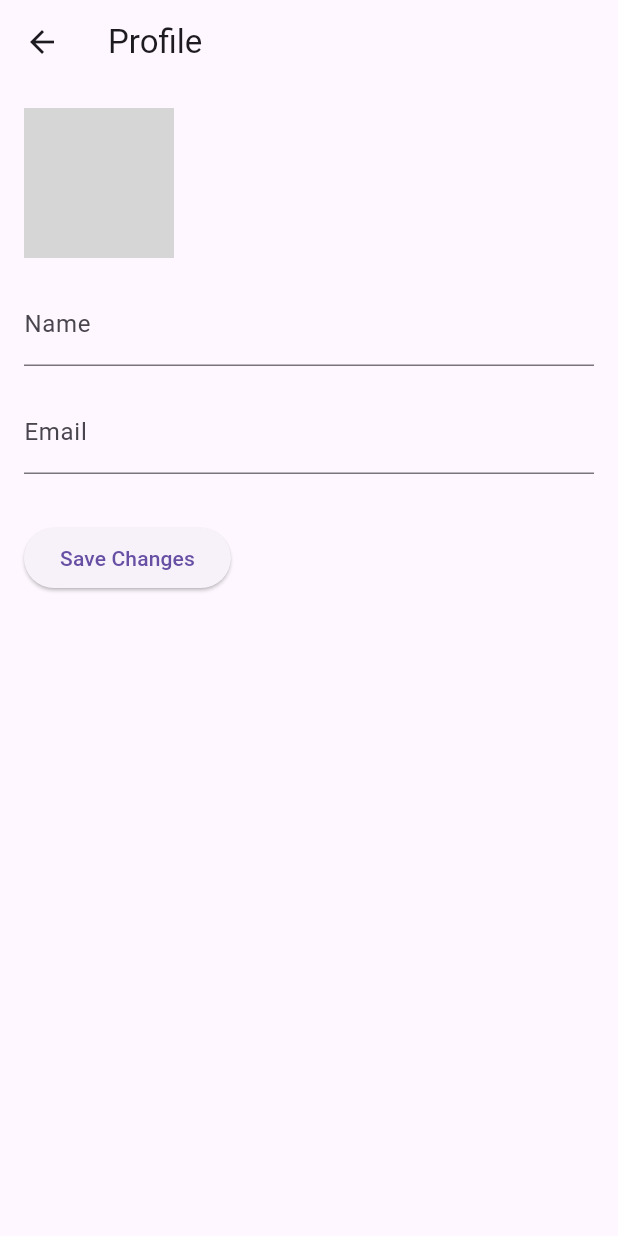
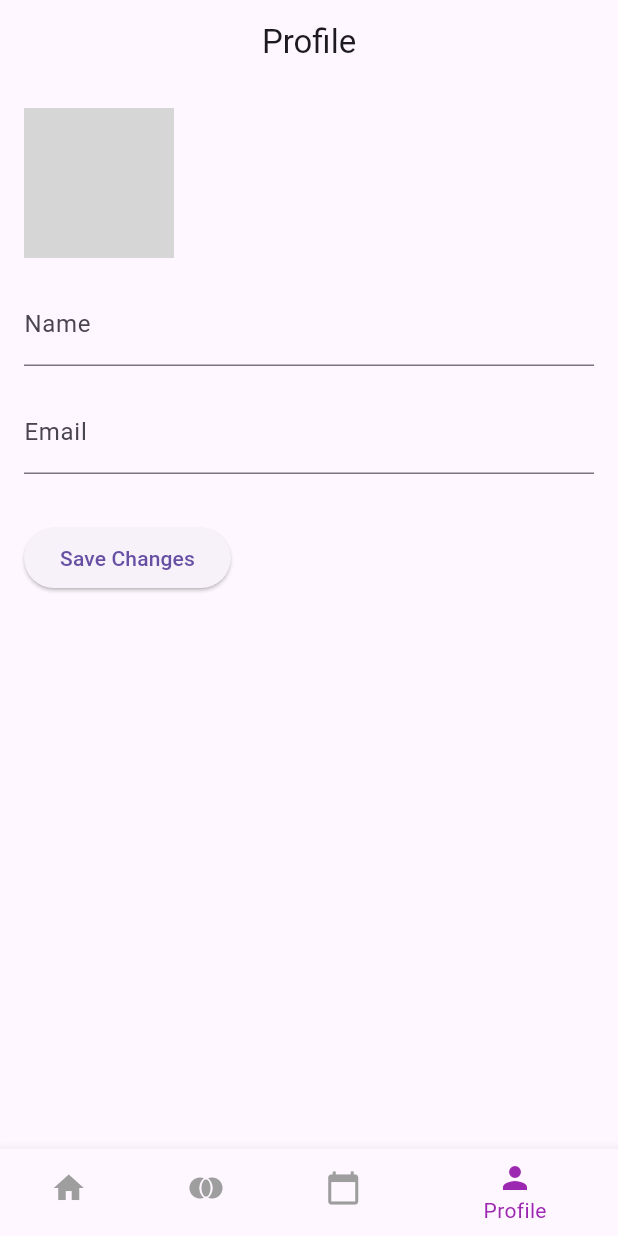
Before and after one commit to ChetSovisoth/tosjoin-flutter, a Flutter app: the ProfileView screen opened directly, on a phone screen of 412 x 824 dp. Run offline on Flutter 3.47's test engine with Material 3 defaults, Android fonts, the phone set to English and light mode, and no system bars; our stand-ins replace get, get_storage, table_calendar; accounts and stored records are empty; network calls fail; grey boxes are pictures that could not be loaded.

```diff
--- a/lib/pages/agenda/agenda_view.dart
+++ b/lib/pages/agenda/agenda_view.dart
@@ -1,6 +1,5 @@
 import 'package:flutter/material.dart';
 import 'package:get/get.dart';
-import 'package:get/get_core/src/get_main.dart';
 import 'package:tosjoin/pages/home/event/event_detail.dart';
 
 class AgendaView extends StatelessWidget {
--- a/lib/pages/profile/profile_view.dart
+++ b/lib/pages/profile/profile_view.dart
@@ -1,15 +1,43 @@
 import 'package:flutter/material.dart';
 import 'package:get/get.dart';
+import 'package:tosjoin/pages/calendar/calendar_view.dart';
+import 'package:tosjoin/pages/joined/join_view.dart';
+import 'package:tosjoin/pages/home/home_view.dart'; // Import HomeView if it exists
 
 import 'profile_controller.dart';
 
-class ProfileView extends StatelessWidget {
+class ProfileView extends StatefulWidget {
+  @override
+  _ProfileViewState createState() => _ProfileViewState();
+}
+
+class _ProfileViewState extends State<ProfileView> {
+  final ProfileController _controller = Get.put(ProfileController());
+  int _selectedIndex = 3;
+
+  void _onItemTapped(int index) {
+    setState(() {
+      _selectedIndex = index;
+    });
+    if (index == 0) {
+      Get.to(() => HomeView());
+    }
+    if (index == 1) {
+      Get.to(() => JoinView());
+    }
+    if (index == 2) {
+      Get.to(() => CalendarView());
+    }
+  }
+
   @override
   Widget build(BuildContext context) {
-    final ProfileController profileController = Get.put(ProfileController());
-
     return Scaffold(
-      appBar: AppBar(title: Text("Profile")),
+      appBar: AppBar(
+        centerTitle: true,
+        title: Text("Profile"),
+        automaticallyImplyLeading: false, // Remove the back button
+      ),
       body: SafeArea(
         child: Padding(
           padding: const EdgeInsets.all(16.0),
@@ -20,26 +48,26 @@ class ProfileView extends StatelessWidget {
                 CircleAvatar(
                   radius: 50,
                   backgroundImage: NetworkImage(
-                    profileController.userData['picture'] ??
+                    _controller.userData['picture'] ??
                         'https://via.placeholder.com/150',
                   ),
                   onBackgroundImageError: (exception, stackTrace) {
                     // Handle the error, e.g., log it or use a fallback image
                     print("Failed to load image: $exception");
                   },
-                  child: profileController.userData['picture'] == null
+                  child: _controller.userData['picture'] == null
                       ? Icon(Icons.person, size: 50) // Fallback icon
                       : null,
                 ),
                 SizedBox(height: 16),
                 TextField(
-                  controller: TextEditingController(
-                      text: profileController.userData['name']),
+                  controller:
+                      TextEditingController(text: _controller.userData['name']),
                   decoration: InputDecoration(labelText: 'Name'),
                   onChanged: (value) {
-                    profileController.updateUserProfile(
-                      profileController.userData['picture'] ?? '',
-                      profileController.userData['email'] ?? '',
+                    _controller.updateUserProfile(
+                      _controller.userData['picture'] ?? '',
+                      _controller.userData['email'] ?? '',
                       value,
                     );
                   },
@@ -47,13 +75,13 @@ class ProfileView extends StatelessWidget {
                 SizedBox(height: 16),
                 TextField(
                   controller: TextEditingController(
-                      text: profileController.userData['email']),
+                      text: _controller.userData['email']),
                   decoration: InputDecoration(labelText: 'Email'),
                   onChanged: (value) {
-                    profileController.updateUserProfile(
-                      profileController.userData['picture'] ?? '',
+                    _controller.updateUserProfile(
+                      _controller.userData['picture'] ?? '',
                       value,
-                      profileController.userData['name'] ?? '',
+                      _controller.userData['name'] ?? '',
                     );
                   },
                 ),
@@ -61,7 +89,7 @@ class ProfileView extends StatelessWidget {
                 ElevatedButton(
                   onPressed: () {
                     // Save changes or call API to update the user profile
-                    print("Profile updated: ${profileController.userData}");
+                    print("Profile updated: ${_controller.userData}");
                   },
                   child: Text("Save Changes"),
                 ),
@@ -70,6 +98,20 @@ class ProfileView extends StatelessWidget {
           }),
         ),
       ),
+      bottomNavigationBar: BottomNavigationBar(
+        currentIndex: _selectedIndex,
+        onTap: _onItemTapped,
+        items: const [
+          BottomNavigationBarItem(icon: Icon(Icons.home), label: 'Home'),
+          BottomNavigationBarItem(
+              icon: Icon(Icons.join_full_outlined), label: 'Joined'),
+          BottomNavigationBarItem(
+              icon: Icon(Icons.calendar_today), label: 'Calendar'),
+          BottomNavigationBarItem(icon: Icon(Icons.person), label: 'Profile'),
+        ],
+        selectedItemColor: Colors.purple, // Color for selected icon
+        unselectedItemColor: Colors.grey, // Color for unselected icons
+      ),
     );
   }
 }
```
Also changed, not shown: lib/pages/calendar/calendar_view.dart (+9 -4 lines), lib/pages/home/home_view.dart (+8 -6 lines), lib/pages/joined/join_view.dart (+10 -5 lines).
